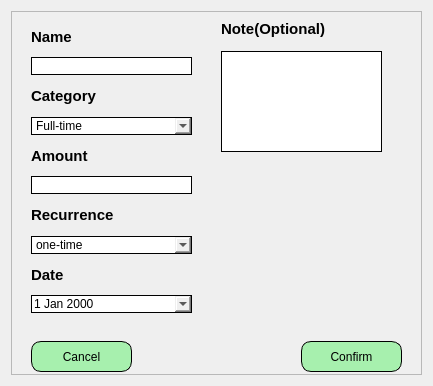
nemo984/money-app, file moneyapp/ui/raw/Popup_Income.ui: the form before one commit.
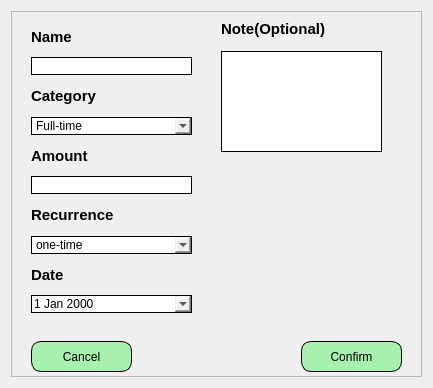
The form after the commit.

Commit message: warning label

Patch:
```diff
--- a/moneyapp/ui/raw/Popup_Income.ui
+++ b/moneyapp/ui/raw/Popup_Income.ui
@@ -7,7 +7,7 @@
     <x>0</x>
     <y>0</y>
     <width>433</width>
-    <height>386</height>
+    <height>388</height>
    </rect>
   </property>
   <property name="windowTitle">
```
Left out of the diff: 35 changed lines with no effect on the pictures. The commit also changes 6 other files.
